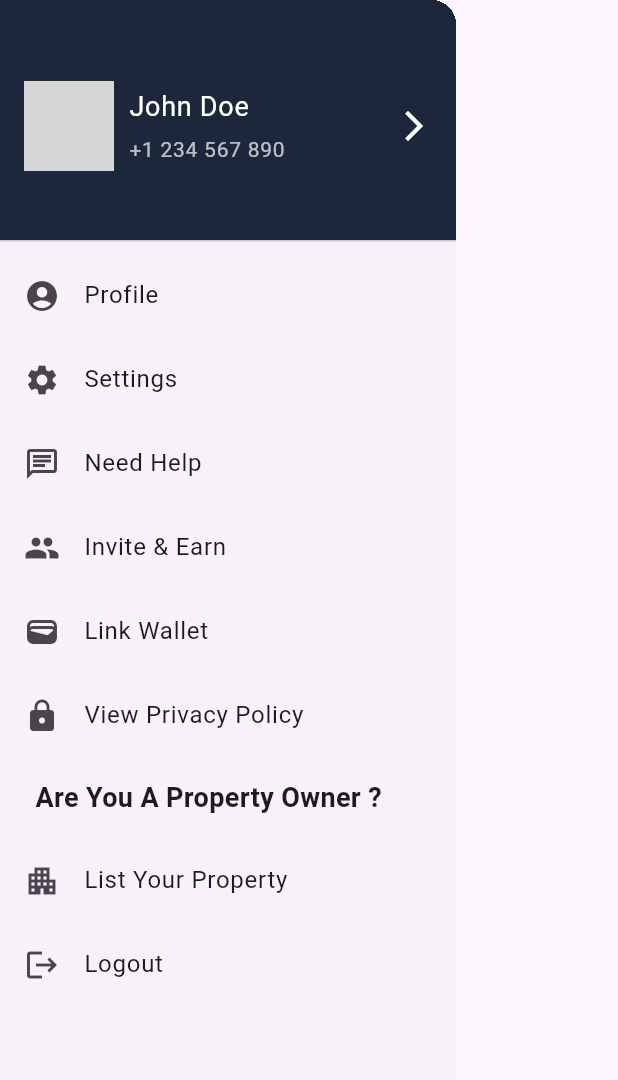
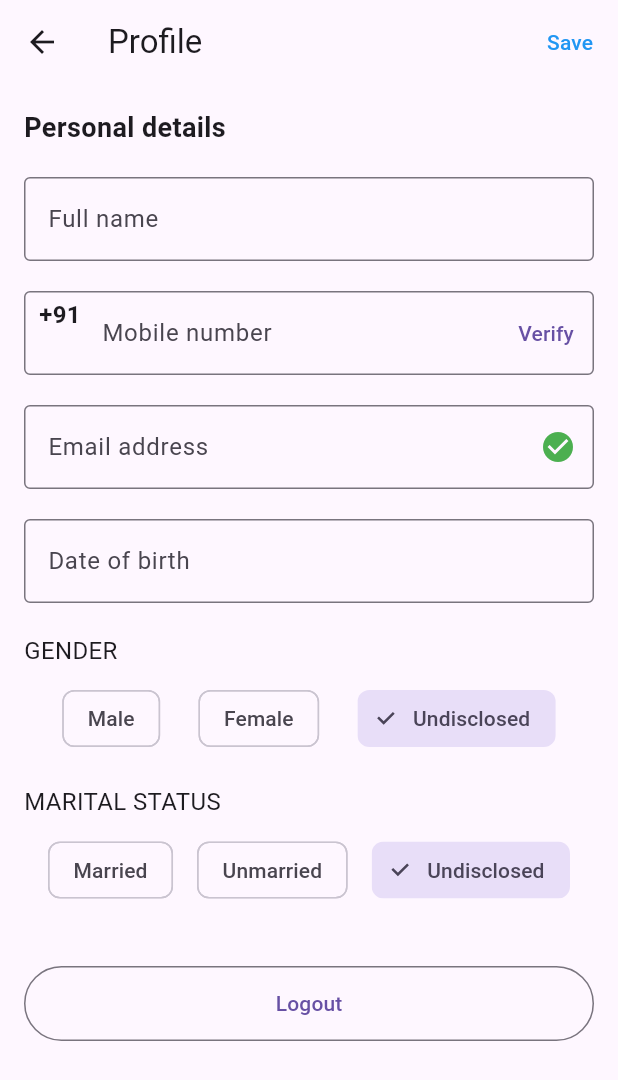
Before and after one commit to Amaldas467/hostel_app, a Flutter app: the Homescreen_drawer widget shown alone on an empty page, opened directly, after a tap on "Profile", on a phone screen of 412 x 824 dp. Shown: the top 1080 px of the screen. Run offline on Flutter 3.47's test engine with Material 3 defaults, Android fonts, the phone set to English and light mode, and no system bars; our stand-ins replace carousel_slider, flashy_tab_bar2, stacked, stacked_services, stacked_shared; network calls fail; statements that could not run were skipped; grey boxes are pictures that could not be loaded.

Commit message:
profile screen added

```diff
--- a/lib/app/app.dart
+++ b/lib/app/app.dart
@@ -1,5 +1,7 @@
 import 'package:hostel_app/screens/bookingscreen/booking.dart';
 import 'package:hostel_app/screens/favouritescreen/favourites.dart';
+import 'package:hostel_app/screens/homescreen/widgets/drawer_screens/profile_screen.dart';
+//import 'package:hostel_app/screens/homescreen/widgets/drawer_screens/profile_screen.dart';
 import 'package:hostel_app/screens/mainscreen/mainscreen.dart';
 import 'package:hostel_app/screens/search_screen/search_view.dart';
 import 'package:hostel_app/screens/signin_page/signin_view.dart';
@@ -19,6 +21,7 @@ import '../services/api_service.dart';
     MaterialRoute(page: SearchScreen),
     MaterialRoute(page: Booking),
     MaterialRoute(page: Favourites),
+    MaterialRoute(page: ProfileScreen),
   ],
   dependencies: [
     LazySingleton(classType: ApiService),
--- a/lib/screens/homescreen/widgets/drawer.dart
+++ b/lib/screens/homescreen/widgets/drawer.dart
@@ -1,5 +1,7 @@
 import 'package:flutter/material.dart';
 
+import '../../../app/app.router.dart';
+import '../../../app/utils.dart';
 import '../../../constants/colorconstants.dart';
 
 class Homescreen_drawer extends StatelessWidget {
@@ -51,7 +53,7 @@ class Homescreen_drawer extends StatelessWidget {
             leading: Icon(Icons.account_circle),
             title: Text('Profile'),
             onTap: () {
-              // Navigate to profile screen
+              navigationService.navigateTo(Routes.profileScreen);
             },
           ),
           ListTile(
@@ -108,7 +110,7 @@ class Homescreen_drawer extends StatelessWidget {
             leading: Icon(Icons.logout),
             title: Text('Logout'),
             onTap: () {
-              // Handle logout
+              navigationService.navigateTo(Routes.signInView);
             },
           ),
         ],
--- /dev/null
+++ b/lib/screens/homescreen/widgets/drawer_screens/profile_screen.dart
@@ -0,0 +1,187 @@
+import 'package:flutter/material.dart';
+
+class ProfileScreen extends StatefulWidget {
+  @override
+  _ProfileScreenState createState() => _ProfileScreenState();
+}
+
+class _ProfileScreenState extends State<ProfileScreen> {
+  String selectedGender = 'Undisclosed';
+  String selectedMaritalStatus = 'Undisclosed';
+
+  @override
+  Widget build(BuildContext context) {
+    return Scaffold(
+      appBar: AppBar(
+        title: Text('Profile'),
+        actions: [
+          TextButton(
+            onPressed: () {
+              // Save action
+            },
+            child: Text(
+              'Save',
+              style: TextStyle(color: Colors.blue),
+            ),
+          ),
+        ],
+      ),
+      body: LayoutBuilder(
+        builder: (BuildContext context, BoxConstraints constraints) {
+          return SingleChildScrollView(
+            child: ConstrainedBox(
+              constraints: BoxConstraints(
+                minHeight: constraints.maxHeight,
+              ),
+              child: Padding(
+                padding: const EdgeInsets.all(16.0),
+                child: Column(
+                  crossAxisAlignment: CrossAxisAlignment.start,
+                  children: [
+                    Text('Personal details',
+                        style: TextStyle(
+                            fontSize: 18, fontWeight: FontWeight.bold)),
+                    SizedBox(height: 20),
+                    TextField(
+                      decoration: InputDecoration(
+                        labelText: 'Full name',
+                        border: OutlineInputBorder(),
+                      ),
+                    ),
+                    SizedBox(height: 20),
+                    TextField(
+                      decoration: InputDecoration(
+                        labelText: 'Mobile number',
+                        border: OutlineInputBorder(),
+                        prefixIcon: Padding(
+                          padding: const EdgeInsets.only(left: 10.0),
+                          child: Text(
+                            '+91 ',
+                            style: TextStyle(
+                                fontSize: 16, fontWeight: FontWeight.bold),
+                          ),
+                        ),
+                        suffixIcon: TextButton(
+                          onPressed: () {
+                            // Verify action
+                          },
+                          child: Text('Verify'),
+                        ),
+                      ),
+                    ),
+                    SizedBox(height: 20),
+                    TextField(
+                      decoration: InputDecoration(
+                        labelText: 'Email address',
+                        border: OutlineInputBorder(),
+                        suffixIcon:
+                            Icon(Icons.check_circle, color: Colors.green),
+                      ),
+                    ),
+                    SizedBox(height: 20),
+                    TextField(
+                      decoration: InputDecoration(
+                        labelText: 'Date of birth',
+                        border: OutlineInputBorder(),
+                      ),
+                    ),
+                    SizedBox(height: 20),
+                    Text('GENDER', style: TextStyle(fontSize: 16)),
+                    SizedBox(height: 10),
+                    Row(
+                      mainAxisAlignment: MainAxisAlignment.spaceEvenly,
+                      children: [
+                        ChoiceChip(
+                          label: Text('Male'),
+                          selected: selectedGender == 'Male',
+                          onSelected: (bool selected) {
+                            setState(() {
+                              selectedGender = 'Male';
+                            });
+                          },
+                        ),
+                        ChoiceChip(
+                          label: Text('Female'),
+                          selected: selectedGender == 'Female',
+                          onSelected: (bool selected) {
+                            setState(() {
+                              selectedGender = 'Female';
+                            });
+                          },
+                        ),
+                        ChoiceChip(
+                          label: Text('Undisclosed'),
+                          selected: selectedGender == 'Undisclosed',
+                          onSelected: (bool selected) {
+                            setState(() {
+                              selectedGender = 'Undisclosed';
+                            });
+                          },
+                        ),
+                      ],
+                    ),
+                    SizedBox(height: 20),
+                    Text('MARITAL STATUS', style: TextStyle(fontSize: 16)),
+                    SizedBox(height: 10),
+                    Row(
+                      mainAxisAlignment: MainAxisAlignment.spaceEvenly,
+                      children: [
+                        ChoiceChip(
+                          label: Text('Married'),
+                          selected: selectedMaritalStatus == 'Married',
+                          onSelected: (bool selected) {
+                            setState(() {
+                              selectedMaritalStatus = 'Married';
+                            });
+                          },
+                        ),
+                        ChoiceChip(
+                          label: Text('Unmarried'),
+                          selected: selectedMaritalStatus == 'Unmarried',
+                          onSelected: (bool selected) {
+                            setState(() {
+                              selectedMaritalStatus = 'Unmarried';
+                            });
+                          },
+                        ),
+                        ChoiceChip(
+                          label: Text('Undisclosed'),
+                          selected: selectedMaritalStatus == 'Undisclosed',
+                          onSelected: (bool selected) {
+                            setState(() {
+                              selectedMaritalStatus = 'Undisclosed';
+                            });
+                          },
+                        ),
+                      ],
+                    ),
+                    SizedBox(height: 20),
+                    //ElevatedButton(
+                    //  onPressed: () {
+                    //    // Add GSTIN details action
+                    //  },
+                    //  child: Text('Add GSTIN details'),
+                    //  style: ElevatedButton.styleFrom(
+                    //    minimumSize: Size(double.infinity, 50),
+                    //  ),
+                    //),
+                    SizedBox(height: 20),
+                    OutlinedButton(
+                      onPressed: () {
+                        // Logout action
+                      },
+                      child: Text('Logout'),
+                      style: OutlinedButton.styleFrom(
+                        minimumSize: Size(double.infinity, 50),
+                      ),
+                    ),
+                  ],
+                ),
+              ),
+            ),
+          );
+        },
+      ),
+    );
+  }
+}
```
Also changed, not shown: lib/app/app.router.dart (+53 -10 lines), pubspec.lock.
